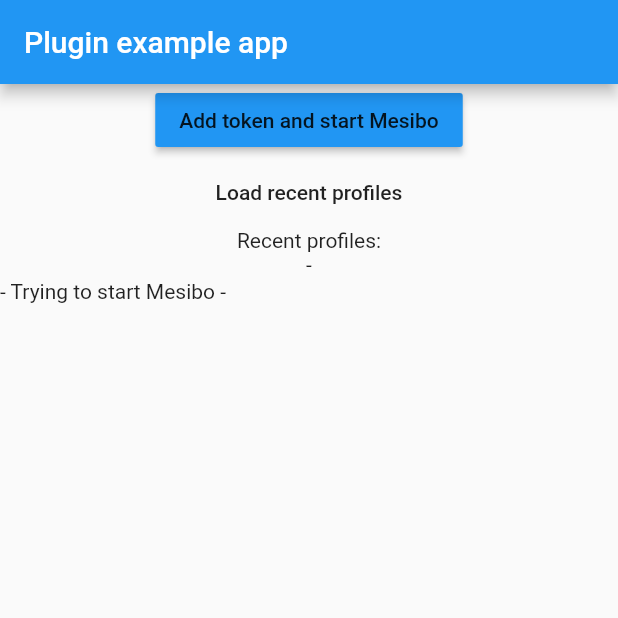
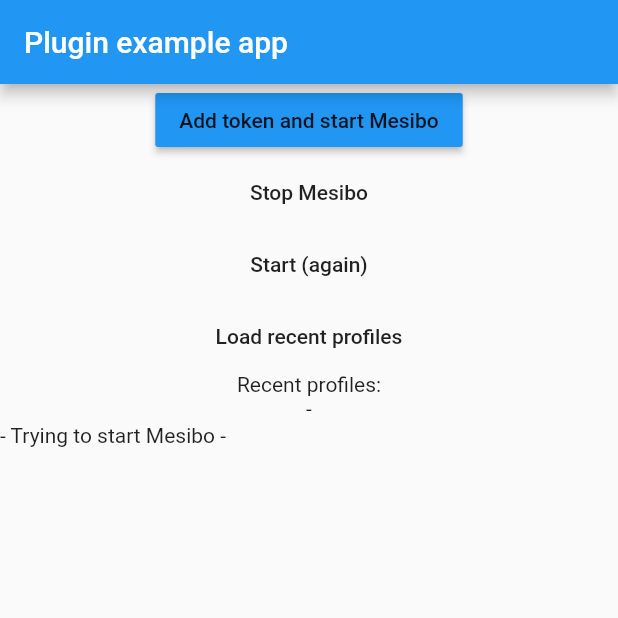
Before and after one commit to fxjordan/flutter_mesibo, a Flutter app: the screen it shows after launch, on a phone screen of 412 x 824 dp, the top half of it. Run offline on Flutter 3.47's test engine with Material 2 defaults, Android fonts, the phone set to English and light mode, and no system bars; missing offline and left inert: observable_ish, prompt_dialog; accounts and stored records are empty.

Commit message:
feat(example): add buttons to stop and start Mesibo after it was initialized once

```diff
--- a/example/lib/main.dart
+++ b/example/lib/main.dart
@@ -156,6 +156,24 @@ class _MesiboTestContentState extends State<MesiboTestContent> {
           },
         ),
         MaterialButton(
+          child: Text('Stop Mesibo'),
+          onPressed: () async {
+            await Mesibo.instance.stop();
+            setState(() {
+              _logs.add('Sopped Mesibo');
+            });
+          },
+        ),
+        MaterialButton(
+          child: Text('Start (again)'),
+          onPressed: () async {
+            await Mesibo.instance.start();
+            setState(() {
+              _logs.add('Started Mesibo');
+            });
+          },
+        ),
+        MaterialButton(
           child: Text('Load recent profiles'),
           onPressed: () async {
             List<UserProfile> profiles =
```
